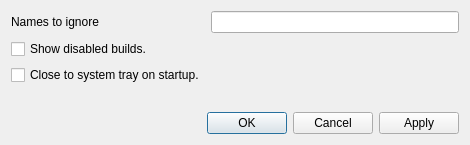
Qt form build_monitor_qt/Settings.ui (XsparkieX/BuildMonitor) before a commit.
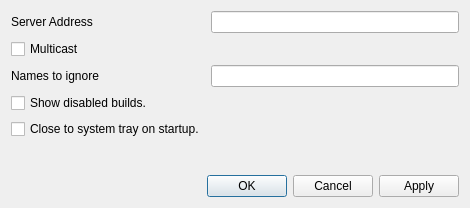
The same form after that commit.

Commit message: Added new settings to the dialog.

```diff
--- a/build_monitor_qt/Settings.ui
+++ b/build_monitor_qt/Settings.ui
@@ -7,7 +7,7 @@
     <x>0</x>
     <y>0</y>
     <width>470</width>
-    <height>145</height>
+    <height>208</height>
    </rect>
   </property>
   <property name="sizePolicy">
@@ -20,7 +20,17 @@
    <string>Settings</string>
   </property>
   <layout class="QGridLayout" name="gridLayout">
-   <item row="0" column="0">
+   <item row="2" column="0">
+    <widget class="QDialogButtonBox" name="buttonBox">
+     <property name="orientation">
+      <enum>Qt::Orientation::Horizontal</enum>
+     </property>
+     <property name="standardButtons">
+      <set>QDialogButtonBox::StandardButton::Apply|QDialogButtonBox::StandardButton::Cancel|QDialogButtonBox::StandardButton::Ok</set>
+     </property>
+    </widget>
+   </item>
+   <item row="1" column="0">
     <layout class="QFormLayout" name="formLayout">
      <property name="sizeConstraint">
       <enum>QLayout::SetNoConstraint</enum>
@@ -28,42 +38,49 @@
      <property name="fieldGrowthPolicy">
       <enum>QFormLayout::ExpandingFieldsGrow</enum>
      </property>
-     <item row="1" column="0">
-      <widget class="QLabel" name="label_2">
+     <item row="2" column="0">
+      <widget class="QLabel" name="namesToIgnore">
        <property name="text">
         <string>Names to ignore</string>
        </property>
       </widget>
      </item>
-     <item row="1" column="1">
+     <item row="2" column="1">
       <widget class="QLineEdit" name="nameIgnoreList"/>
      </item>
-     <item row="2" column="0">
+     <item row="4" column="0">
       <widget class="QCheckBox" name="showDisabledBuilds">
        <property name="text">
         <string>Show disabled builds.</string>
        </property>
       </widget>
      </item>
-     <item row="3" column="0">
+     <item row="5" column="0">
       <widget class="QCheckBox" name="closeToTrayOnStartup">
        <property name="text">
         <string>Close to system tray on startup.</string>
        </property>
       </widget>
      </item>
+     <item row="0" column="1">
+      <widget class="QLineEdit" name="serverAddress"/>
+     </item>
+     <item row="0" column="0">
+      <widget class="QLabel" name="serverAddressLabel">
+       <property name="text">
+        <string>Server Address</string>
+       </property>
+      </widget>
+     </item>
+     <item row="1" column="0">
+      <widget class="QCheckBox" name="multicast">
+       <property name="text">
+        <string>Multicast</string>
+       </property>
+      </widget>
+     </item>
     </layout>
    </item>
-   <item row="1" column="0">
-    <widget class="QDialogButtonBox" name="buttonBox">
-     <property name="orientation">
-      <enum>Qt::Horizontal</enum>
-     </property>
-     <property name="standardButtons">
-      <set>QDialogButtonBox::Apply|QDialogButtonBox::Cancel|QDialogButtonBox::Ok</set>
-     </property>
-    </widget>
-   </item>
   </layout>
  </widget>
  <tabstops>
```
Left out of the diff: 6 changed lines with no effect on the pictures. The commit also changes 1 other file.
